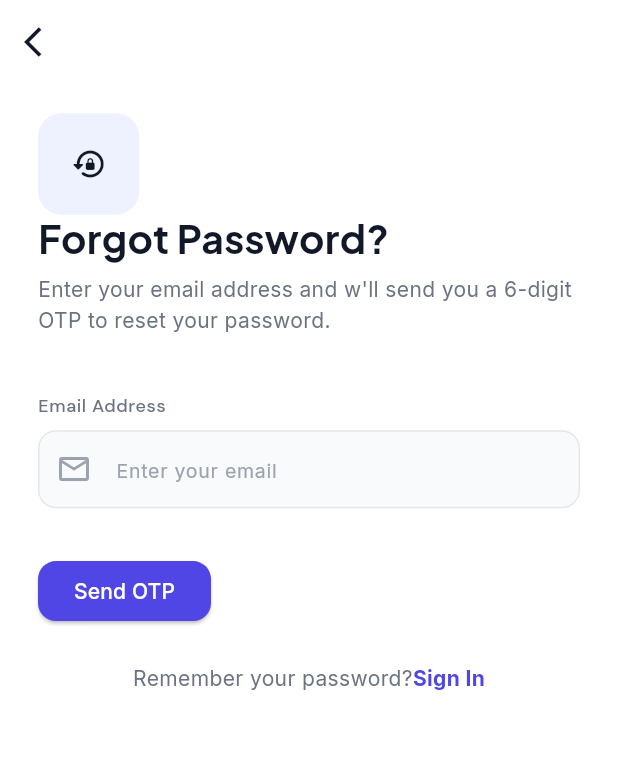
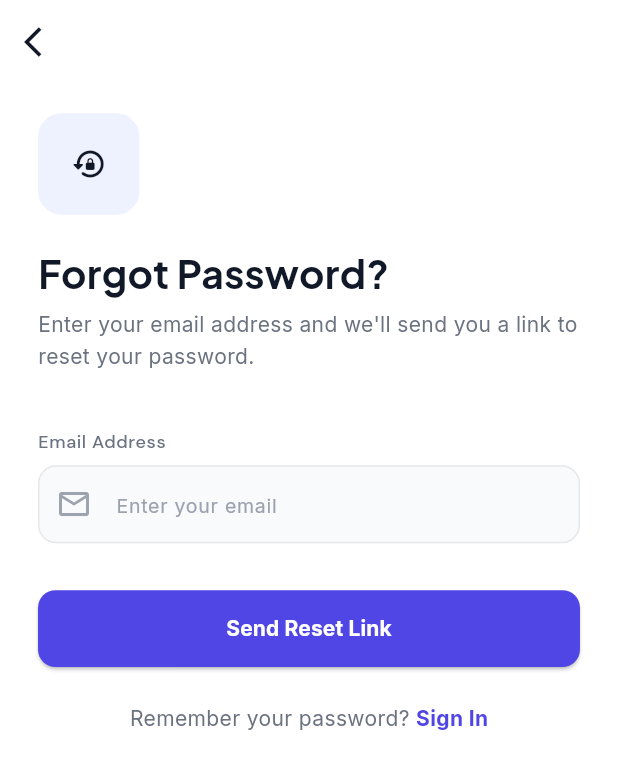
Before and after one commit to LuchyBenard/school_admission_application, a Flutter app: the ForgotPasswordScreen screen opened directly, on a phone screen of 412 x 824 dp. Shown: the top 769 px of the screen. Run offline on Flutter 3.47's test engine with Material 3 defaults, Android fonts, the phone set to English and light mode, and no system bars; drawn by our look-alikes of oktoast; our stand-ins replace cloud_firestore, firebase_auth, firebase_core, flutter_screenutil, get_storage, pinput; accounts and stored records are empty.

Commit message:
add all the corrections made in this codes

```diff
--- a/lib/features/auth/forgot_password_screen.dart
+++ b/lib/features/auth/forgot_password_screen.dart
@@ -31,23 +31,32 @@ class _ForgotPasswordScreenState extends State<ForgotPasswordScreen> {
         await FirebaseAuth.instance.sendPasswordResetEmail(
           email: _emailController.text.trim(),
         );
+
         if (!mounted) return;
         setState(() => _isLoading = false);
-        // Navigate to OPT screen and pass the email along
+
+        showToast(
+          "Reset link sent to your email!",
+          backgroundColor: Colors.green,
+        );
+
+        // Navigate to the next screen (Note: Firebase sends a link, not an OTP)
         Navigator.pushNamed(
           context,
           '/otp-verification',
           arguments: _emailController.text.trim(),
         );
-      } FirebaseAuthException catch (e) {
+      } on FirebaseAuthException catch (e) {
+        if (!mounted) return;
         setState(() => _isLoading = false);
 
         String message = 'Something went wrong. Please try again.';
-    if (e.code == 'User-not-found') {
-    message = 'No account found with email address.';
-    } else if (e.code == 'Invalid email') {
+        if (e.code == 'user-not-found') {
+          message = 'No account found with this email address.';
+        } else if (e.code == 'invalid-email') {
           message = 'Please enter a valid email address.';
         }
+
         showToast(
           message,
           backgroundColor: AppColors.error,
@@ -56,6 +65,7 @@ class _ForgotPasswordScreenState extends State<ForgotPasswordScreen> {
       }
     }
   }
+
   @override
   Widget build(BuildContext context) {
     return Scaffold(
@@ -65,7 +75,7 @@ class _ForgotPasswordScreenState extends State<ForgotPasswordScreen> {
         elevation: 0,
         leading: GestureDetector(
           onTap: () => Navigator.pop(context),
-          child: Icon(
+          child: const Icon(
             Icons.arrow_back_ios,
             color: AppColors.textPrimary,
           ),
@@ -88,12 +98,12 @@ class _ForgotPasswordScreenState extends State<ForgotPasswordScreen> {
                     color: AppColors.surfaceAlt,
                     borderRadius: BorderRadius.circular(16.r),
                   ),
-                  child: Icon(
+                  child: const Icon(
                     Icons.lock_reset_rounded,
                     color: AppColors.textPrimary,
                   ),
                 ),
-
+                SizedBox(height: 24.h),
                 //Title
                 Text(
                   'Forgot Password?',
@@ -101,7 +111,7 @@ class _ForgotPasswordScreenState extends State<ForgotPasswordScreen> {
                 ),
                 SizedBox(height: 8.h),
                 Text(
-              'Enter your email address and w\'ll send you a 6-digit OTP to reset your password.',
+                  'Enter your email address and we\'ll send you a link to reset your password.',
                   style: AppTextStyles.bodyMedium,
                 ),
                 SizedBox(height: 40.h),
@@ -128,7 +138,7 @@ class _ForgotPasswordScreenState extends State<ForgotPasswordScreen> {
                     if (value == null || value.isEmpty) {
                       return 'Please enter your email';
                     }
-                if (!value.contains(@)) {
+                    if (!value.contains('@')) {
                       return 'Please enter a valid email address';
                     }
                     return null;
@@ -136,18 +146,35 @@ class _ForgotPasswordScreenState extends State<ForgotPasswordScreen> {
                 ),
                 SizedBox(height: 32.h),
 
-              // send OTP button
-              ElevatedButton(
+                // Send Button
+                SizedBox(
+                  width: double.infinity,
+                  child: ElevatedButton(
                     onPressed: _isLoading ? null : _sendOTP,
-                  child: _isLoading ? SizedBox(
+                    style: ElevatedButton.styleFrom(
+                      backgroundColor: AppColors.primary,
+                      padding: EdgeInsets.symmetric(vertical: 16.h),
+                      shape: RoundedRectangleBorder(
+                        borderRadius: BorderRadius.circular(12.r),
+                      ),
+                    ),
+                    child: _isLoading
+                        ? SizedBox(
                       width: 20.w,
                       height: 20.w,
-                    child: CircularProgressIndicator(
-                      color: AppColors.background,
+                      child: const CircularProgressIndicator(
+                        color: Colors.white,
                         strokeWidth: 2,
                       ),
                     )
-                      : Text('Send OTP'),
+                        : const Text(
+                      'Send Reset Link',
+                      style: TextStyle(
+                        color: Colors.white,
+                        fontWeight: FontWeight.bold,
+                      ),
+                    ),
+                  ),
                 ),
                 SizedBox(height: 24.h),
 
@@ -156,7 +183,7 @@ class _ForgotPasswordScreenState extends State<ForgotPasswordScreen> {
                   mainAxisAlignment: MainAxisAlignment.center,
                   children: [
                     Text(
-                    'Remember your password?',
+                      'Remember your password? ',
                       style: AppTextStyles.bodyMedium,
                     ),
                     GestureDetector(
@@ -171,7 +198,7 @@ class _ForgotPasswordScreenState extends State<ForgotPasswordScreen> {
                     ),
                   ],
                 ),
-            ],
+              ], // End Column Children
             ),
           ),
         ),
--- a/lib/features/auth/otp_verification_screen.dart
+++ b/lib/features/auth/otp_verification_screen.dart
@@ -20,7 +20,7 @@ class _OtpVerificationScreenState extends State<OtpVerificationScreen> {
   final _formKey = GlobalKey<FormState>();
   bool _isLoading = false;
   bool _obscurePassword = true;
-  bool _obscurePassword = true;
+  bool _obscureConfirm = true;
   String _email = '';
 
   @override
--- a/lib/main.dart
+++ b/lib/main.dart
@@ -11,6 +11,7 @@ import 'features/onboarding/onboarding_screen.dart';
 import 'package:get_storage/get_storage.dart';
 import 'features/auth/login_screen.dart';
 import 'features/auth/signup_screen.dart';
+import 'providers/auth_provider.dart';
 
 Future<void> main() async {
   WidgetsFlutterBinding.ensureInitialized();
@@ -32,7 +33,9 @@ class MyApp extends StatelessWidget {
       builder: (context, child) {
         return OKToast(
           child: MultiProvider(
-            providers: [],
+            providers: [
+              ChangeNotifierProvider(create: (_) => AuthProvider()),
+            ],
             child: MaterialApp(
                 debugShowCheckedModeBanner: false,
                 title: 'School Admission',
```
Also changed, not shown: lib/providers/auth_provider.dart (+169 -17 lines), lib/services/auth_service.dart (+11 -9 lines). Lines whose indentation alone changed are shown as unchanged.
